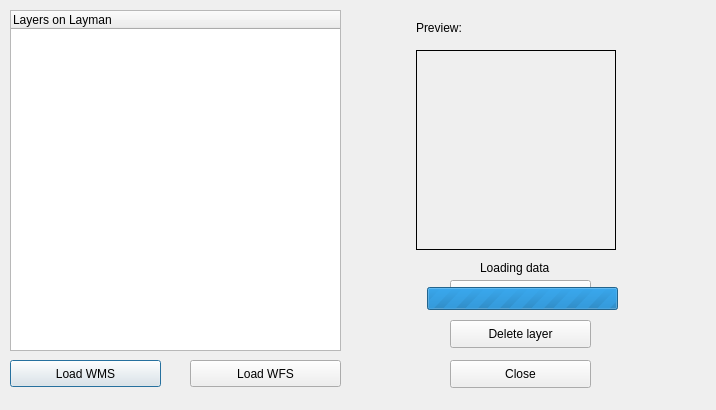
The window that dlg_addLayer.ui (LESPROJEKT/qgis-layman-plugin) describes before a commit, drawn with Qt 5.
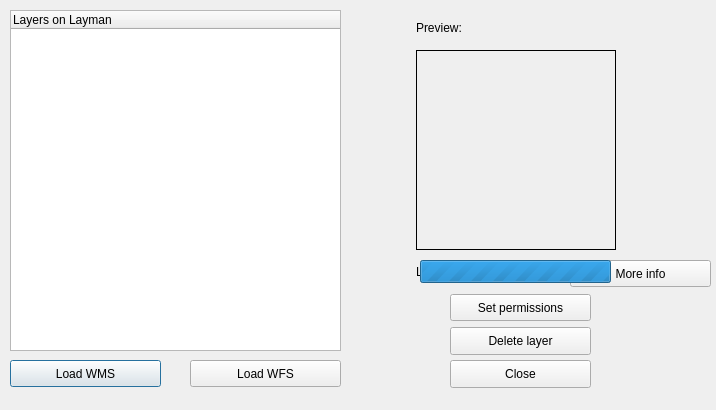
The same window after the commit.

What changed in the file:
```diff
--- a/dlg_addLayer.ui
+++ b/dlg_addLayer.ui
@@ -110,8 +110,8 @@
   <widget class="QPushButton" name="pushButton_layerRedirect">
    <property name="geometry">
     <rect>
-     <x>450</x>
-     <y>280</y>
+     <x>570</x>
+     <y>260</y>
      <width>141</width>
      <height>27</height>
     </rect>
@@ -137,7 +137,7 @@
    <property name="geometry">
     <rect>
      <x>450</x>
-     <y>320</y>
+     <y>327</y>
      <width>141</width>
      <height>28</height>
     </rect>
@@ -149,8 +149,8 @@
   <widget class="QLabel" name="label_loading">
    <property name="geometry">
     <rect>
-     <x>480</x>
-     <y>260</y>
+     <x>416</x>
+     <y>264</y>
      <width>141</width>
      <height>16</height>
     </rect>
@@ -165,8 +165,8 @@
    </property>
    <property name="geometry">
     <rect>
-     <x>427</x>
-     <y>287</y>
+     <x>420</x>
+     <y>260</y>
      <width>191</width>
      <height>23</height>
     </rect>
@@ -178,6 +178,19 @@
     <number>0</number>
    </property>
   </widget>
+  <widget class="QPushButton" name="pushButton_setPermissions">
+   <property name="geometry">
+    <rect>
+     <x>450</x>
+     <y>294</y>
+     <width>141</width>
+     <height>27</height>
+    </rect>
+   </property>
+   <property name="text">
+    <string>Set permissions</string>
+   </property>
+  </widget>
  </widget>
  <resources/>
  <connections/>
```
